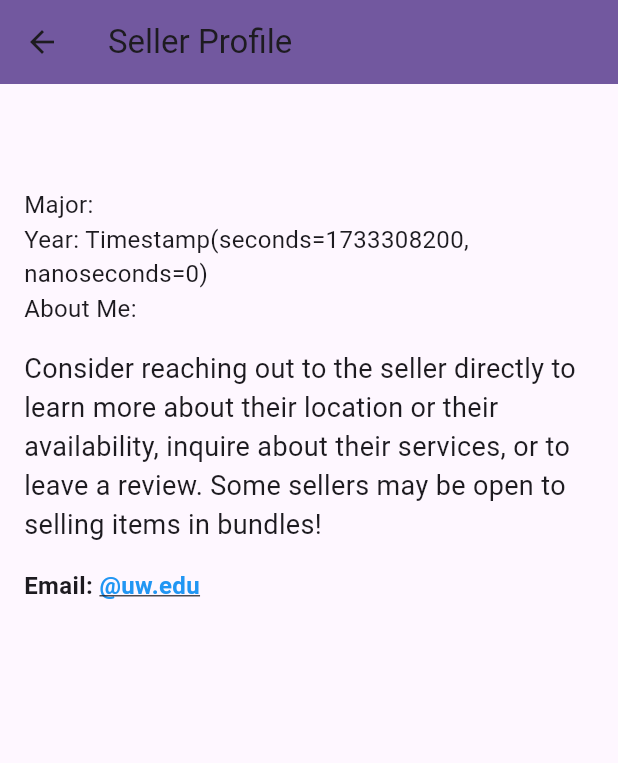
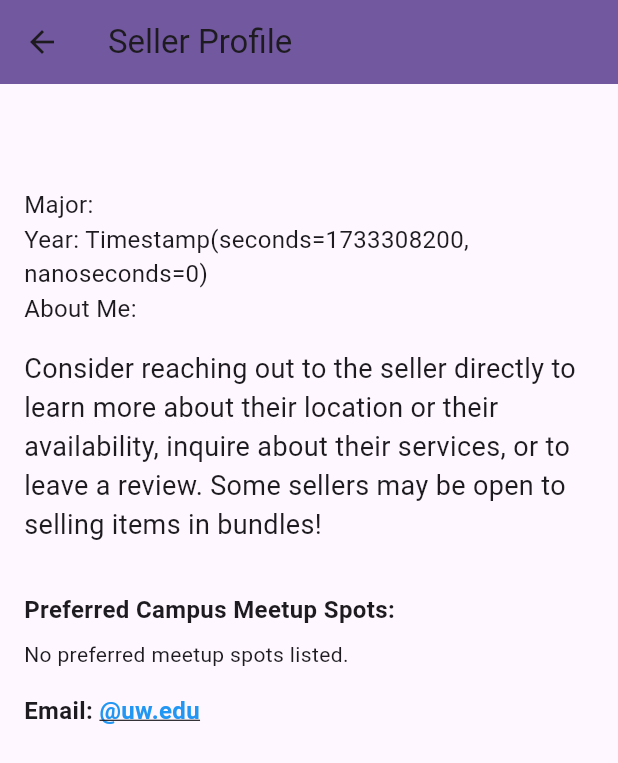
Before and after one commit to s-moshe/Dawgdealz, a Flutter app: the SellerProfileView screen opened directly with empty values, on a phone screen of 412 x 824 dp. Shown: the top 763 px of the screen. Run offline on Flutter 3.47's test engine with Material 3 defaults, Android fonts, the phone set to English and light mode, and no system bars; our stand-ins replace cloud_firestore, firebase_auth, firebase_core, firebase_storage, fluttertoast, image_picker; missing offline and left inert: flutter_email_sender; accounts and stored records are empty; generated files the repository leaves out were written again.

Commit message:
meetup spots and everything runs on android!!!

```diff
--- a/dawgdealz/lib/models/profile_provider.dart
+++ b/dawgdealz/lib/models/profile_provider.dart
@@ -26,6 +26,7 @@ class UserProfileProvider extends ChangeNotifier {
           'email': 'default',
           'major': 'Undeclared',
           'gradDate': 2025,
+          'preferredMeetupSpots': ['Red Square', 'Quad', 'Other'],
         };
       }
       notifyListeners();
--- a/dawgdealz/lib/views/account_view.dart
+++ b/dawgdealz/lib/views/account_view.dart
@@ -109,7 +109,9 @@ class AccountView extends StatelessWidget {
                     userProfileProvider.userProfile!['name'],
                   ),
                   const SizedBox(height: 16),
-
+                  Text('Preferred Campus Meetup Spots:'),
+                  ..._buildMeetupSpots(userProfileProvider.userProfile!),
+                  const SizedBox(height: 16),
 
                   _buildEditButton(context, userProfileProvider),
 
@@ -121,6 +123,12 @@ class AccountView extends StatelessWidget {
   }
 
 
+List<Widget> _buildMeetupSpots(Map<String, dynamic> userProfile) {
+  final List<dynamic> spotsDynamic = userProfile['preferredMeetupSpots'] ?? [];
+  final List<String> spots = List<String>.from(spotsDynamic); // Cast dynamic to List<String>
+
+  return spots.map((spot) => Text('• $spot', style: const TextStyle(fontSize: 14))).toList();
+}
 
 
 
--- a/dawgdealz/lib/views/seller_profile_view.dart
+++ b/dawgdealz/lib/views/seller_profile_view.dart
@@ -25,6 +25,8 @@ class SellerProfileView extends StatelessWidget {
             return const Center(child: Text('Seller profile not found.'));
           } else {
             final data = snapshot.data!.data() as Map<String, dynamic>;
+            final List<dynamic> spotsDynamic = data['preferredMeetupSpots'] ?? [];
+            final List<String> preferredMeetupSpots = spotsDynamic.cast<String>();
             return Padding(
               padding: const EdgeInsets.all(16.0),
               child: Column(
@@ -36,6 +38,21 @@ class SellerProfileView extends StatelessWidget {
                     'Consider reaching out to the seller directly to learn more about their location or their availability, inquire about their services, or to leave a review. Some sellers may be open to selling items in bundles!',
                     style: const TextStyle(fontSize: 18),
                   ),
+                  const SizedBox(height: 16),
+                   const SizedBox(height: 16),
+                  const Text(
+                    'Preferred Campus Meetup Spots:',
+                    style: TextStyle(fontSize: 16, fontWeight: FontWeight.bold),
+                  ),
+                  const SizedBox(height: 8),
+                  preferredMeetupSpots.isNotEmpty
+                      ? Column(
+                          crossAxisAlignment: CrossAxisAlignment.start,
+                          children: preferredMeetupSpots
+                              .map((spot) => Text('- $spot', style: const TextStyle(fontSize: 14)))
+                              .toList(),
+                        )
+                      : const Text('No preferred meetup spots listed.'),
                   const SizedBox(height: 16),
                   _buildEmailText(context, data['email'], data['name']),
                   const SizedBox(height: 16),
```
Also changed, not shown: dawgdealz/lib/firebase/firestore_crud.dart (+16 -0 lines), dawgdealz/lib/views/edit_profile.dart (+64 -52 lines).
